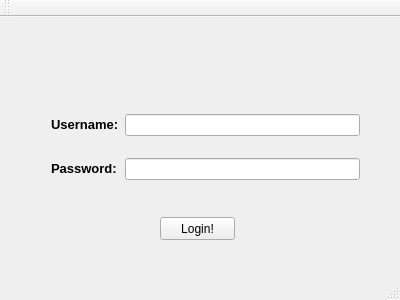
The window that Project/AppleProject/mainwindow.ui (JRWu/DataAggregation) describes before a commit, drawn with Qt 5.
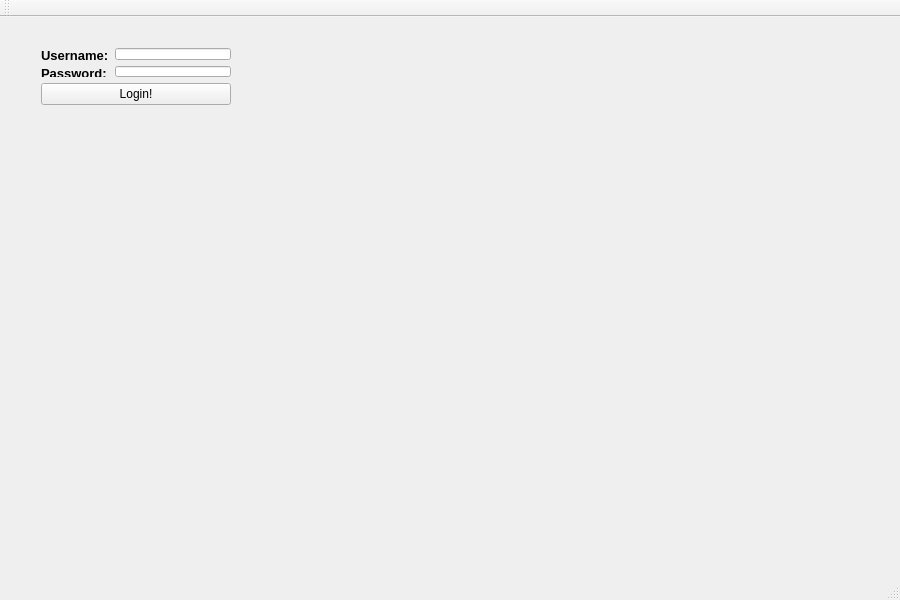
The same window after the commit.

Commit message: updated mainwindow so that it opens load page in same window, updated load page so that it open verify and analyze in main window

```diff
--- a/Project/AppleProject/mainwindow.ui
+++ b/Project/AppleProject/mainwindow.ui
@@ -6,23 +6,31 @@
    <rect>
     <x>0</x>
     <y>0</y>
-    <width>400</width>
-    <height>300</height>
+    <width>900</width>
+    <height>600</height>
    </rect>
   </property>
+  <property name="minimumSize">
+   <size>
+    <width>900</width>
+    <height>600</height>
+   </size>
+  </property>
   <property name="windowTitle">
    <string>MainWindow</string>
   </property>
   <widget class="QWidget" name="centralWidget">
-   <widget class="QWidget" name="gridLayoutWidget">
+   <widget class="QWidget" name="">
     <property name="geometry">
      <rect>
-      <x>40</x>
-      <y>70</y>
-      <width>331</width>
-      <height>121</height>
+      <x>30</x>
+      <y>20</y>
+      <width>212</width>
+      <height>79</height>
      </rect>
     </property>
+    <layout class="QVBoxLayout" name="verticalLayout">
+     <item>
     <layout class="QGridLayout" name="gridLayout">
      <item row="0" column="0">
       <widget class="QLabel" name="username_label">
@@ -45,20 +53,16 @@
       <widget class="QLineEdit" name="password_box"/>
      </item>
     </layout>
-   </widget>
+     </item>
+     <item>
    <widget class="QPushButton" name="login_btn">
-    <property name="geometry">
-     <rect>
-      <x>160</x>
-      <y>200</y>
-      <width>75</width>
-      <height>23</height>
-     </rect>
-    </property>
     <property name="text">
      <string>Login!</string>
     </property>
    </widget>
+     </item>
+    </layout>
+   </widget>
   </widget>
   <widget class="QMenuBar" name="menuBar">
    <property name="geometry">
```
Left out of the diff: 2 changed lines with no effect on the pictures. Lines whose indentation alone changed are shown as unchanged. The commit also changes 5 other files.
